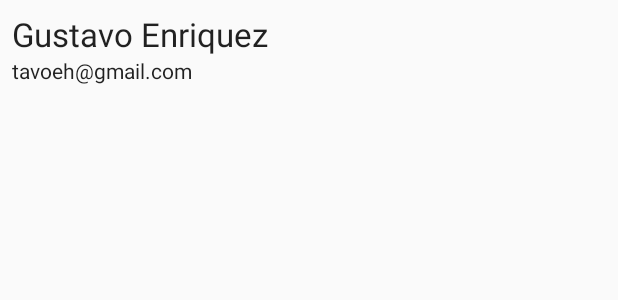
After one commit to tavoeh/android-playground, an Android app: the layout item_user.xml on its own in the app's theme, with its tools: preview values and no code run, on a phone screen of 412 x 824 dp. The commit adds this screen. Shown: the top 300 px of the screen. Run offline under Robolectric (Android 15) with nearby library versions, the phone set to English and light mode, and no system bars.

Commit message:
Using Data Binding to create a generic RecyclerView Adapter

```diff
--- /dev/null
+++ b/app/src/main/res/layout/item_user.xml
@@ -0,0 +1,40 @@
+<?xml version="1.0" encoding="utf-8"?>
+<layout>
+
+    <data>
+
+        <variable
+            name="user"
+            type="com.tavoeh.playground.presentation.model.User" />
+    </data>
+
+    <androidx.constraintlayout.widget.ConstraintLayout xmlns:android="http://schemas.android.com/apk/res/android"
+        xmlns:app="http://schemas.android.com/apk/res-auto"
+        xmlns:tools="http://schemas.android.com/tools"
+        android:layout_width="match_parent"
+        android:layout_height="wrap_content"
+        android:padding="8dp">
+
+        <TextView
+            android:id="@+id/txtName"
+            android:layout_width="0dp"
+            android:layout_height="wrap_content"
+            android:text="@{user.name}"
+            android:textAppearance="@style/TextAppearance.AppCompat.Large"
+            app:layout_constraintEnd_toEndOf="parent"
+            app:layout_constraintStart_toStartOf="parent"
+            app:layout_constraintTop_toTopOf="parent"
+            tools:text="Gustavo Enriquez" />
+
+        <TextView
+            android:id="@+id/txtEmail"
+            android:layout_width="0dp"
+            android:layout_height="wrap_content"
+            android:text="@{user.email}"
+            android:textAppearance="@style/TextAppearance.AppCompat.Body1"
+            app:layout_constraintEnd_toEndOf="parent"
+            app:layout_constraintStart_toStartOf="parent"
+            app:layout_constraintTop_toBottomOf="@+id/txtName"
+            tools:text="tavoeh@gmail.com" />
+    </androidx.constraintlayout.widget.ConstraintLayout>
+</layout>
--- a/app/src/main/res/navigation/nav_graph.xml
+++ b/app/src/main/res/navigation/nav_graph.xml
@@ -7,7 +7,7 @@
 
     <fragment
         android:id="@+id/introFragment"
-        android:name="com.tavoeh.playground.IntroFragment"
+        android:name="com.tavoeh.playground.presentation.intro.IntroFragment"
         android:label="fragment_intro"
         tools:layout="@layout/fragment_intro" />
 </navigation>
--- a/app/src/main/res/values/strings.xml
+++ b/app/src/main/res/values/strings.xml
@@ -1,5 +1,4 @@
 <resources>
-    <string name="app_name">playground</string>
-    <!-- TODO: Remove or change this placeholder text -->
-    <string name="hello_blank_fragment">Hello blank fragment</string>
+    <string name="app_name">Playground</string>
+    <string name="contacts">Contacts</string>
 </resources>
```
Also changed, not shown: app/build.gradle (+9 -1 lines), app/src/main/java/com/tavoeh/playground/IntroFragment.kt (deleted, +0 -59 lines), app/src/main/java/com/tavoeh/playground/presentation/intro/IntroFragment.kt (added, +25 -0 lines), app/src/main/java/com/tavoeh/playground/presentation/intro/IntroViewModel.kt (added, +45 -0 lines), app/src/main/java/com/tavoeh/playground/presentation/model/Header.kt (added, +7 -0 lines), app/src/main/java/com/tavoeh/playground/presentation/model/RecyclerItem.kt (added, +18 -0 lines), app/src/main/java/com/tavoeh/playground/presentation/model/User.kt (added, +14 -0 lines), app/src/main/java/com/tavoeh/playground/presentation/util/BindingAdapters.kt (added, +18 -0 lines), app/src/main/java/com/tavoeh/playground/presentation/util/RecyclerViewAdapter.kt (added, +44 -0 lines), app/src/main/res/drawable/ic_contact.xml (added, +10 -0 lines), app/src/main/res/layout/fragment_intro.xml (+14 -10 lines), app/src/main/res/layout/item_header.xml (added, +29 -0 lines).
